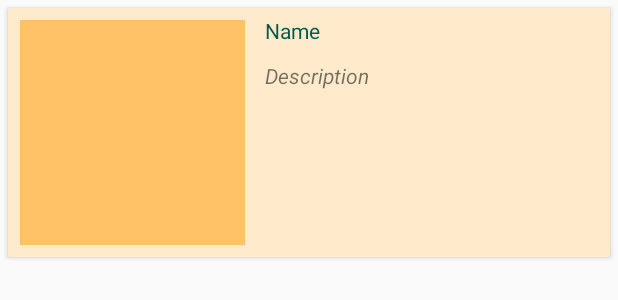
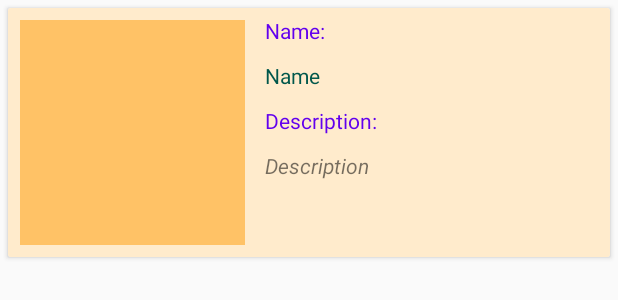
Before and after one commit to anwarch0wdhury/Firebase_Operations_Demo, an Android app: the layout row_model.xml on its own in the app's theme, with its tools: preview values and no code run, on a phone screen of 412 x 824 dp. Shown: the top 300 px of the screen. Run offline under Robolectric (Android 15) with nearby library versions, the phone set to English and light mode, and no system bars.

Commit message:
first commit

```diff
--- a/app/build.gradle
+++ b/app/build.gradle
@@ -1,5 +1,5 @@
 apply plugin: 'com.android.application'
-
+apply plugin: 'com.google.gms.google-services'
 
 android {
     compileSdkVersion 29
@@ -43,4 +43,3 @@ dependencies {
 
 
 }
-apply plugin: 'com.google.gms.google-services'
--- a/app/src/main/res/layout/activity_detail.xml
+++ b/app/src/main/res/layout/activity_detail.xml
@@ -1,9 +1,4 @@
 <?xml version="1.0" encoding="utf-8"?>
-    <!--/*-->
-    <!--* Anwar Chowdhury-->
-    <!--* https://github.com/anwarch0wdhury-->
-    <!--* Date:2020/01/28-->
-    <!--* */-->
 <RelativeLayout xmlns:android="http://schemas.android.com/apk/res/android"
     xmlns:tools="http://schemas.android.com/tools"
     android:layout_width="match_parent"
--- a/app/src/main/res/layout/activity_view.xml
+++ b/app/src/main/res/layout/activity_view.xml
@@ -53,8 +53,8 @@
         android:layout_height="wrap_content"
         android:gravity="center_vertical"
         android:layout_gravity="bottom|end"
-        android:layout_marginRight="@dimen/margin_2"
-        android:layout_marginBottom="@dimen/margin_2"
+        android:layout_marginRight="@dimen/margin_1"
+        android:layout_marginBottom="@dimen/margin_1"
 
         android:orientation="horizontal">
 
--- a/app/src/main/res/layout/row_model.xml
+++ b/app/src/main/res/layout/row_model.xml
@@ -25,12 +25,25 @@
         <TextView
             android:layout_width="wrap_content"
             android:layout_height="wrap_content"
+            android:text="Name:"
+            android:padding="5dp"
+            android:textColor="@color/design_default_color_primary" />
+
+        <TextView
+            android:layout_width="wrap_content"
+            android:layout_height="wrap_content"
             android:textAppearance="?android:attr/textAppearanceSmall"
             android:text="Name"
             android:id="@+id/tv_Name"
             android:padding="5dp"
             android:textColor="@color/colorPrimaryDark" />
 
+        <TextView
+            android:layout_width="wrap_content"
+            android:layout_height="wrap_content"
+            android:text="Description:"
+            android:padding="5dp"
+            android:textColor="@color/design_default_color_primary" />
 
         <TextView
             android:layout_width="wrap_content"
--- a/app/src/main/res/values/colors.xml
+++ b/app/src/main/res/values/colors.xml
@@ -1,6 +1,12 @@
 <?xml version="1.0" encoding="utf-8"?>
 <resources>
-    <color name="colorPrimary">#008577</color>
+    <!--/*-->
+    <!--* Anwar Chowdhury-->
+    <!--* https://github.com/anwarch0wdhury-->
+    <!--* Date:2020/01/28-->
+    <!--* */-->
+
+    <color name="colorPrimary">#ffc266</color>
     <color name="colorPrimaryDark">#00574B</color>
     <color name="colorAccent">#D81B60</color>
     <color name="white">#ffffff</color>
--- a/app/src/main/res/values/styles.xml
+++ b/app/src/main/res/values/styles.xml
@@ -1,9 +1,4 @@
 <resources>
-    <!--/*-->
-    <!--* Anwar Chowdhury-->
-    <!--* https://github.com/anwarch0wdhury-->
-    <!--* Date:2020/01/28-->
-    <!--* */-->
     <!-- Base application theme. -->
     <style name="AppTheme" parent="Theme.AppCompat.Light.NoActionBar">
         <!-- Customize your theme here. -->
```
Also changed, not shown: app/src/main/java/com/anwar/uploadimage/RecyclerAdapter.java (+13 -7 lines), app/src/main/java/com/anwar/uploadimage/ViewActivity.java (+33 -28 lines).
